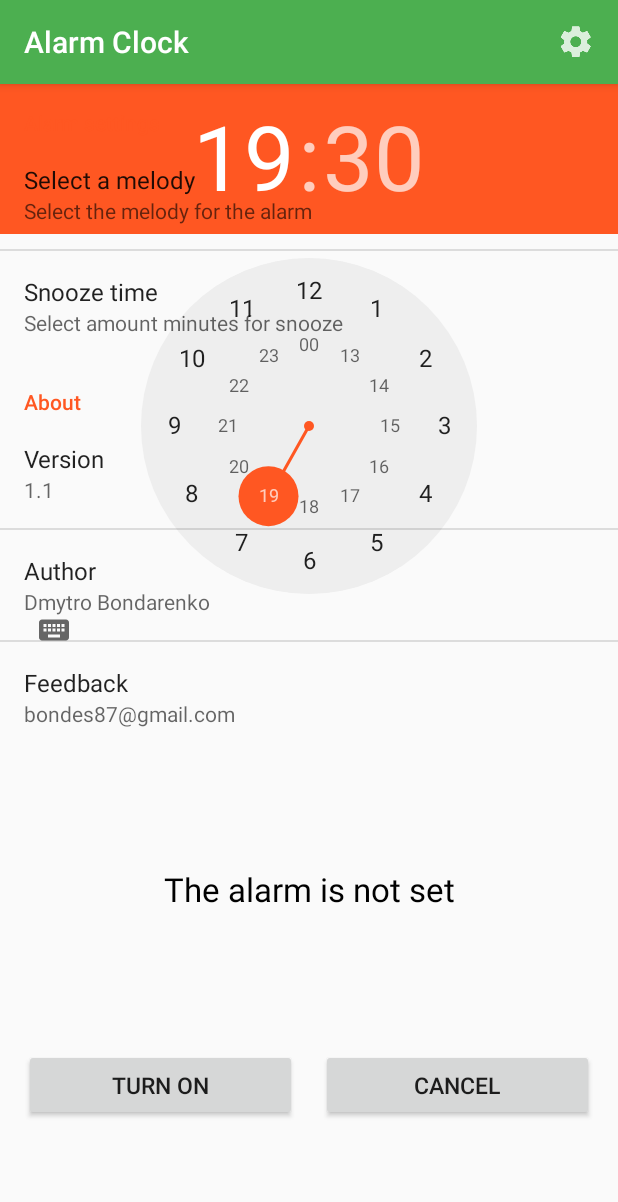
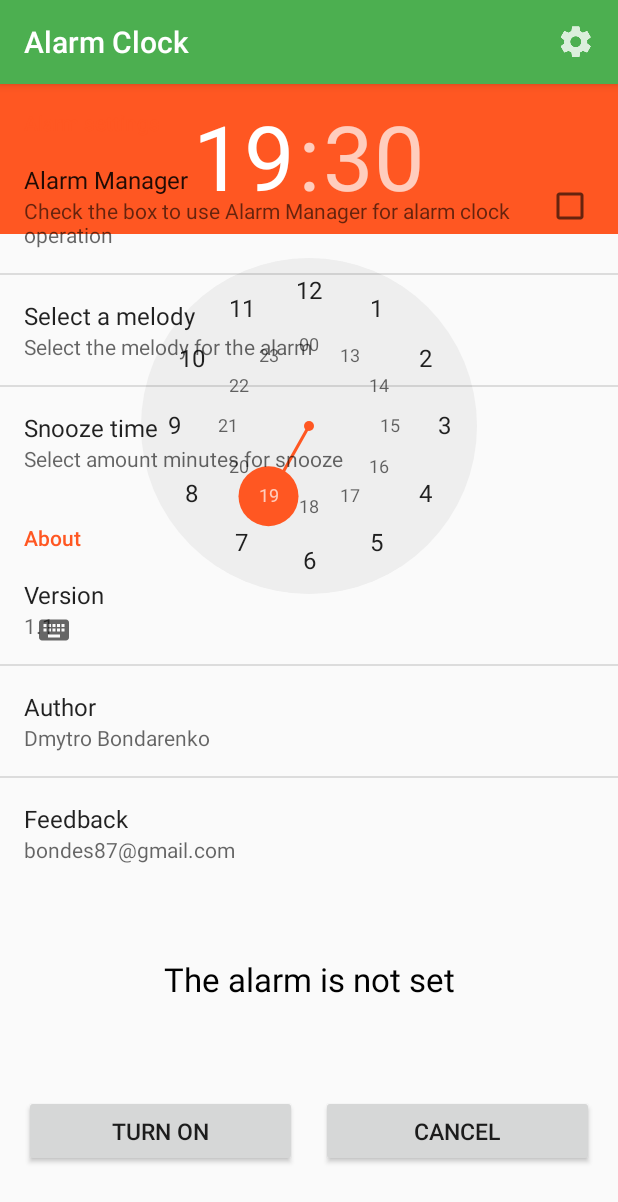
Before and after one commit to Bondes87/ShppCourseAndroid, an Android app: the fragment SettingsFragment placed in its activity, on a phone screen of 412 x 824 dp. Shown: the top 1202 px of the screen. Run offline under Robolectric (Android 15) with nearby library versions, the phone set to English and light mode, and no system bars; our stand-ins replace ButterKnife.

Commit message:
Added checkbox for Alar Manager in alarm settings.

```diff
--- a/SimpleAlarmClock/app/src/main/res/values/strings.xml
+++ b/SimpleAlarmClock/app/src/main/res/values/strings.xml
@@ -25,4 +25,7 @@
     <string name="summary_version" translatable="false">1.1</string>
     <string name="summary_author">Dmytro Bondarenko</string>
     <string name="summary_feedbeck" translatable="false">bondes87@gmail.com</string>
+    <string name="key_alarm_manager">KeyAlarmManager</string>
+    <string name="title_alarm_manager">Alarm Manager</string>
+    <string name="summary_alarm_manager">Check the box to use Alarm Manager for alarm clock operation</string>
 </resources>
--- a/SimpleAlarmClock/app/src/main/res/xml/setting_alarm.xml
+++ b/SimpleAlarmClock/app/src/main/res/xml/setting_alarm.xml
@@ -4,6 +4,11 @@
     <PreferenceCategory
         android:key="@string/key_alarm_settings"
         android:title="@string/category_alarm_settings">
+        <CheckBoxPreference
+            android:defaultValue="false"
+            android:key="@string/key_alarm_manager"
+            android:summary="@string/summary_alarm_manager"
+            android:title="@string/title_alarm_manager"/>
         <RingtonePreference
             android:key="@string/key_ringtone_settings"
             android:ringtoneType="alarm"
```
Also changed, not shown: 2 other files.
